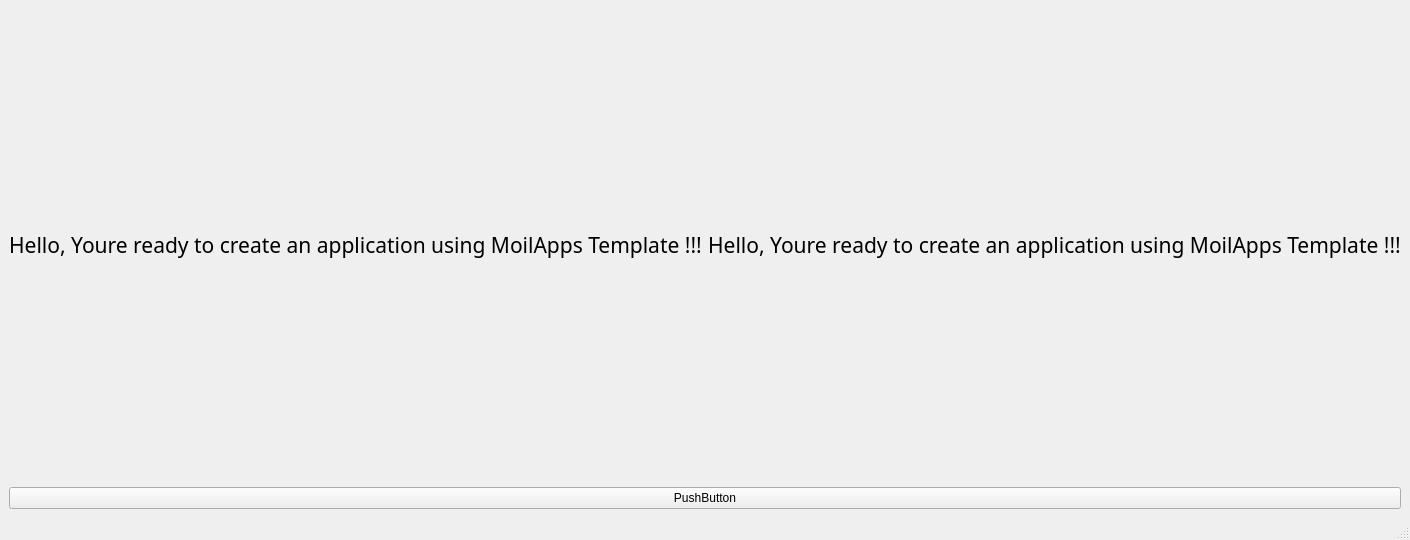
Above: src/views/design/ui_template.ui from raras18/practice_1 before the change. Below: the same form after it.
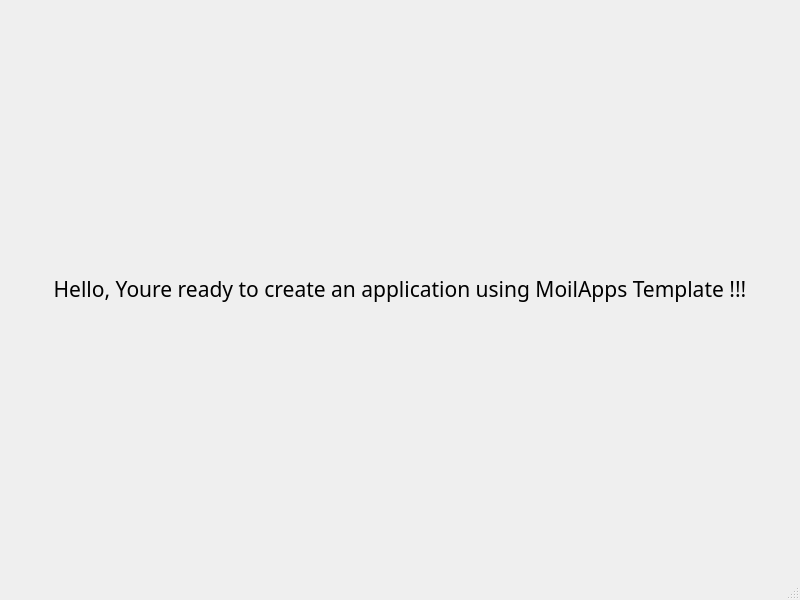
That is the form after the change.

What changed in the file:
```diff
--- a/src/views/design/ui_template.ui
+++ b/src/views/design/ui_template.ui
@@ -6,8 +6,8 @@
    <rect>
     <x>0</x>
     <y>0</y>
-    <width>940</width>
-    <height>540</height>
+    <width>800</width>
+    <height>600</height>
    </rect>
   </property>
   <property name="windowTitle">
@@ -16,8 +16,6 @@
   <widget class="QWidget" name="centralwidget">
    <layout class="QVBoxLayout" name="verticalLayout">
     <item>
-     <layout class="QHBoxLayout" name="horizontalLayout">
-      <item>
        <widget class="QLabel" name="label">
         <property name="font">
          <font>
@@ -33,31 +31,6 @@
         </property>
        </widget>
       </item>
-      <item>
-       <widget class="QLabel" name="label_2">
-        <property name="font">
-         <font>
-          <family>Sans Serif</family>
-          <pointsize>16</pointsize>
-         </font>
-        </property>
-        <property name="text">
-         <string>Hello, Youre ready to create an application using MoilApps Template !!!</string>
-        </property>
-        <property name="alignment">
-         <set>Qt::AlignCenter</set>
-        </property>
-       </widget>
-      </item>
-     </layout>
-    </item>
-    <item>
-     <widget class="QPushButton" name="pushButton">
-      <property name="text">
-       <string>PushButton</string>
-      </property>
-     </widget>
-    </item>
    </layout>
   </widget>
   <widget class="QMenuBar" name="menubar">
```
Left out of the diff: 2 changed lines with no effect on the pictures. Lines whose indentation alone changed are shown as unchanged.
